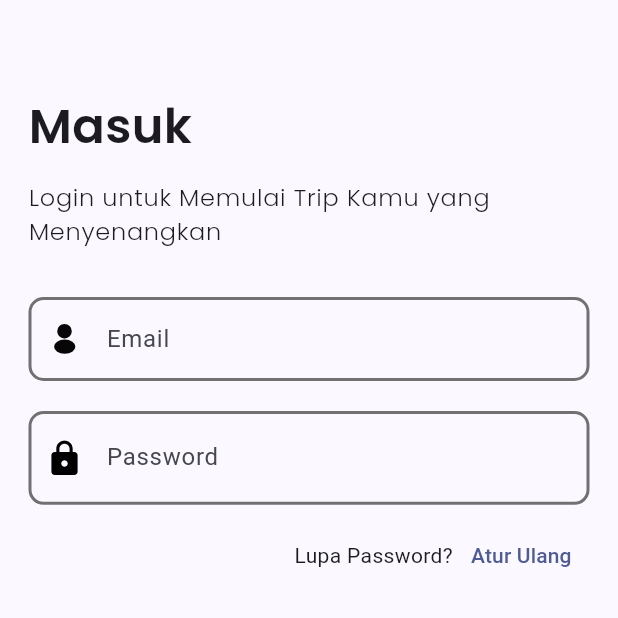
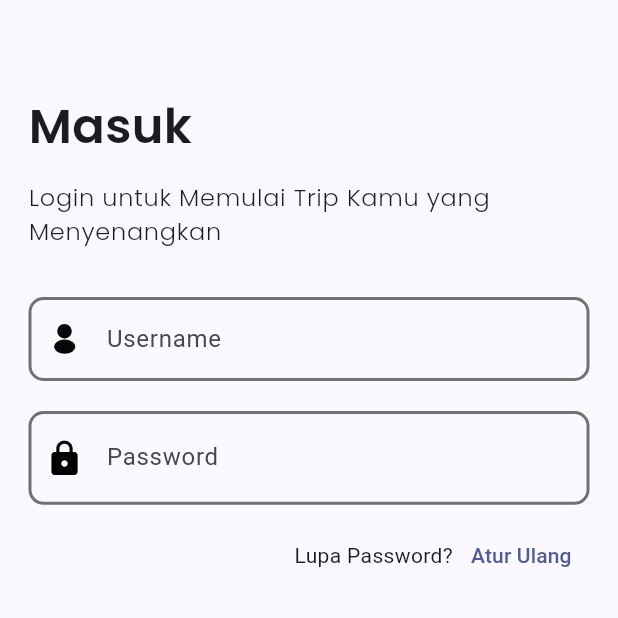
Before and after one commit to Capstone-Tim-02/sustain-tour-mobile, a Flutter app: the screen it shows after launch, after a tap on "Masuk", on a phone screen of 412 x 824 dp, the top half of it. Run offline on Flutter 3.47's test engine with Material 3 defaults, Android fonts, the phone set to English and light mode, and no system bars; our stand-ins replace carousel_slider, dio, dots_indicator, email_validator, flutter_dotenv, flutter_svg and 6 more; missing offline and left inert: flutter_config; accounts and stored records are empty; project files that could hold a hidden picture were left out.

Commit message:
ganti email ke username

```diff
--- a/lib/screen/login_screen/component/textfield_username.dart
+++ b/lib/screen/login_screen/component/textfield_username.dart
@@ -16,8 +16,8 @@ class TextFieldUsername extends StatelessWidget {
           children: [
             TextFieldWidget(
               textCapitalization: TextCapitalization.none,
-              labelText: 'Email',
-              hintText: 'Email',
+              labelText: 'Username',
+              hintText: 'Username',
               errorText: fromUsernameProvider.emailError,
               controller: fromUsernameProvider.emailController,
               prefixIcon: FractionallySizedBox(
```
